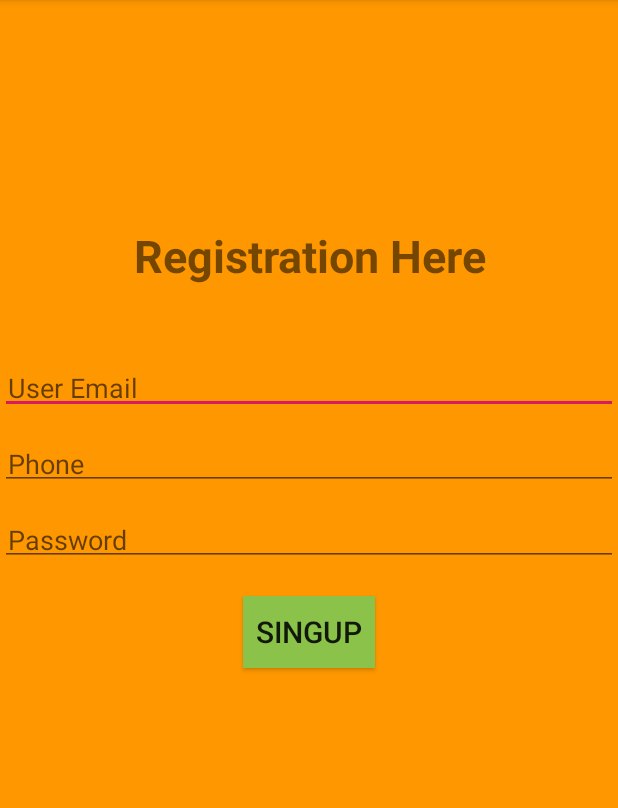
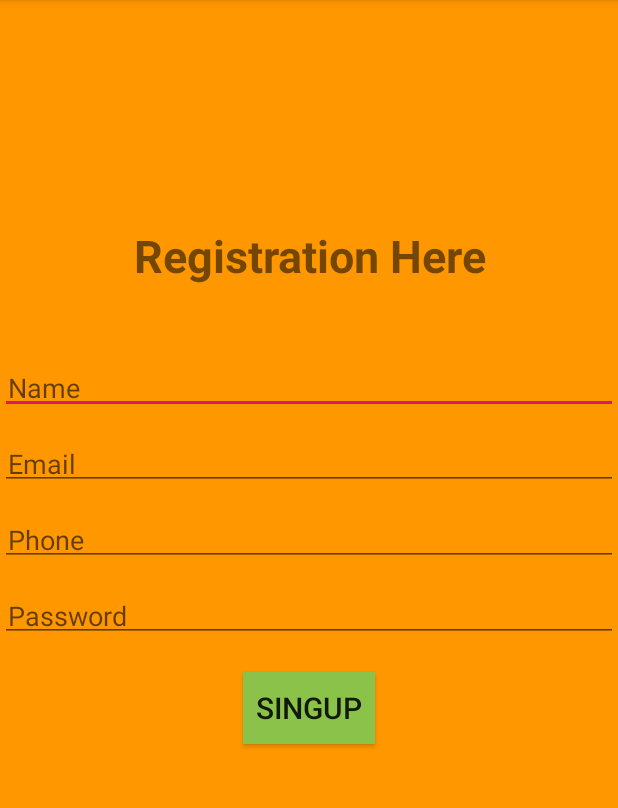
Before and after one commit to farhansadikgalib/RegistrationAndLogin, an Android app: the screen it shows after launch (MainActivity), on a phone screen of 412 x 824 dp, the part 84-892 px from its top. Run offline under Robolectric (Android 15) with nearby library versions, the phone set to English and light mode, and no system bars.

Commit message:
Here i've complete pass bundle of user details.

```diff
--- a/app/src/main/res/layout/fragment_registration.xml
+++ b/app/src/main/res/layout/fragment_registration.xml
@@ -26,14 +26,25 @@
             android:layout_marginBottom="50dp"/>
 
 
+
+        <EditText
+            android:layout_width="match_parent"
+            android:layout_height="wrap_content"
+            android:id="@+id/nameET"
+            android:hint="Name"
+            android:padding="5dp"
+            android:layout_marginBottom="15dp"/>
+
         <EditText
             android:layout_width="match_parent"
             android:layout_height="wrap_content"
             android:id="@+id/emailET"
-            android:hint="User Email"
+            android:hint="Email"
             android:inputType="textEmailAddress"
             android:padding="5dp"
             android:layout_marginBottom="15dp"/>
+
+
 
         <EditText
             android:layout_width="match_parent"
@@ -54,6 +65,9 @@
             android:padding="5dp"/>
 
 
+
+
+
         <Button
             android:layout_marginTop="20sp"
             android:layout_width="wrap_content"
@@ -67,16 +81,6 @@
 
 
 
-
-
-
-
-
-
-
-
-
-
     </LinearLayout>
 
 
```
